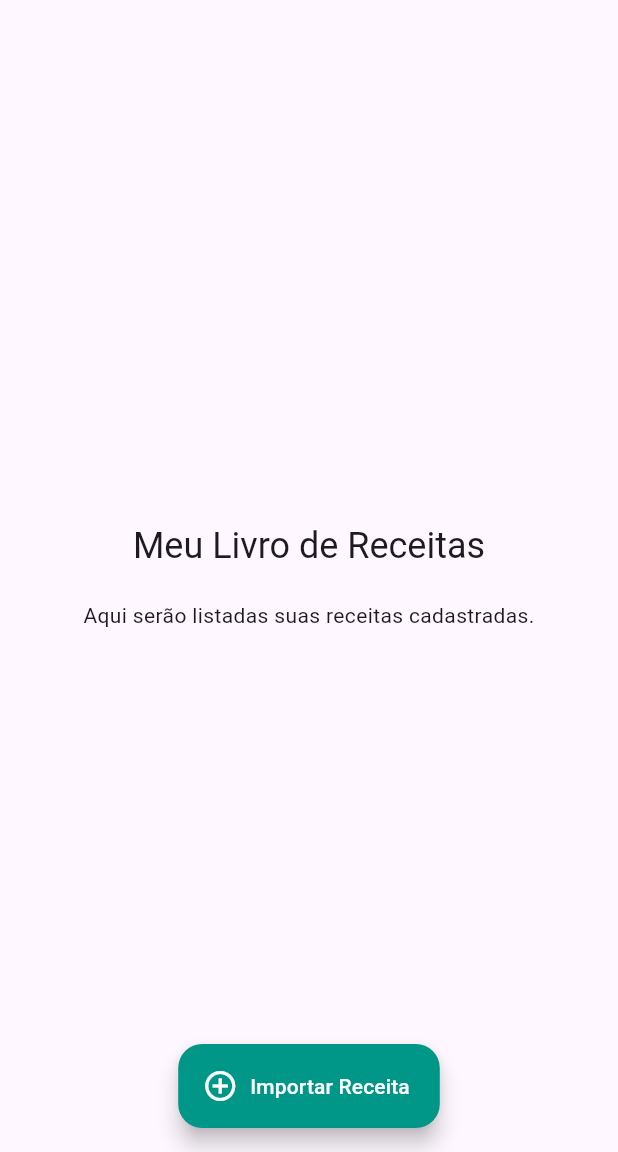
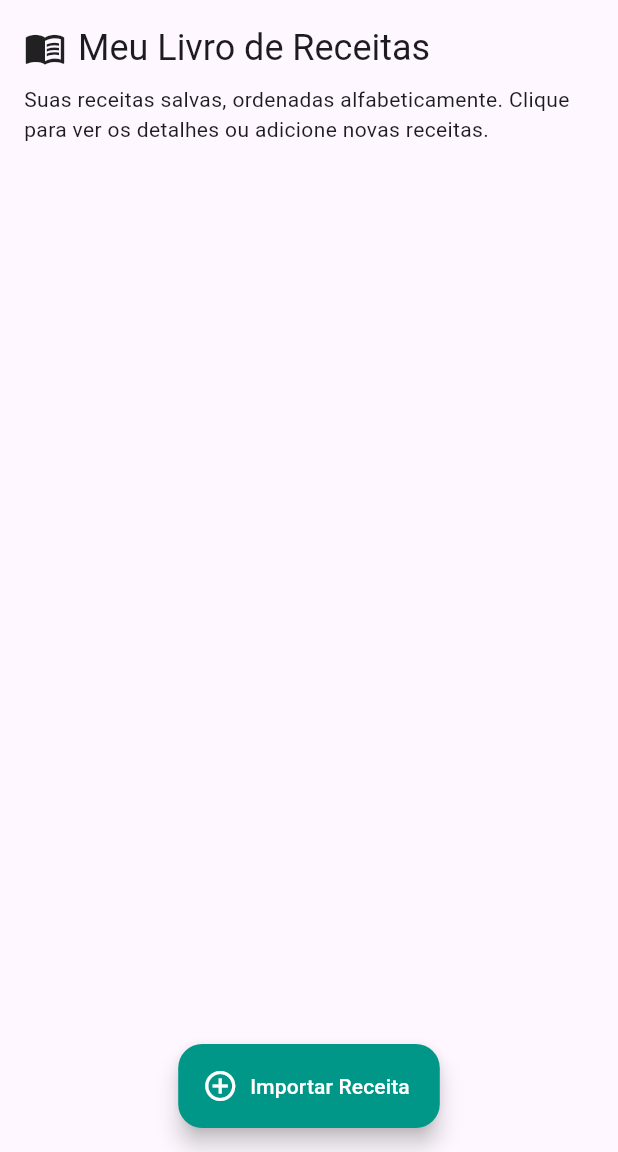
Before and after one commit to luisfelipealves/recipe_bot, a Flutter app: the screen it shows after launch, on a phone screen of 412 x 824 dp, the part 84-1236 px from its top. Run offline on Flutter 3.47's test engine with Material 3 defaults, Android fonts, the phone set to English and light mode, and no system bars; our stand-ins replace firebase_auth, firebase_core, google_sign_in; accounts and stored records are empty.

Commit message:
Refactor: Improve UI of HomeScreen
This commit refactors the `HomeScreen` to enhance its user interface:

- **Layout:**
    - Added padding to the main body of the screen.
    - Aligned content to the start (left) of the column.
- **Header:**
    - Added an icon (menu_book) next to the "Meu Livro de Receitas" title.
    - Included a descriptive subtitle below the main title.
- **Code Cleanup:**
    - Removed unused comments related to Firebase user data display, as this is no longer handled directly on this screen.
    - Stored `Navigator.of(context)` and `ScaffoldMessenger.of(context)` in local variables within `_signOut` for cleaner access.
- **Placeholder:**
    - Added a TODO comment for future implementation of the recipe list.
    - Included a commented-out example placeholder text to be shown if the recipe list is empty.

```diff
--- a/lib/screens/home_screen.dart
+++ b/lib/screens/home_screen.dart
@@ -1,11 +1,7 @@
 // lib/screens/home_screen.dart
 import 'package:flutter/material.dart';
-
-// Se você não usa mais FirebaseAuth diretamente nesta tela APÓS remover os dados do usuário,
-// pode até remover o import abaixo, mas AuthService ainda pode depender dele.
 // import 'package:firebase_auth/firebase_auth.dart';
 
-// Ajuste os caminhos de importação conforme a estrutura do seu projeto
 import '../services/auth_service.dart';
 import 'login_screen.dart';
 import 'import_recipe_screen.dart';
@@ -14,15 +10,17 @@ class HomeScreen extends StatelessWidget {
   const HomeScreen({super.key});
 
   Future<void> _signOut(BuildContext context) async {
+    final navigator = Navigator.of(context);
+    final scaffoldMessenger = ScaffoldMessenger.of(context);
+
     try {
       await AuthService().signOut();
-      Navigator.of(context).pushAndRemoveUntil(
+      navigator.pushAndRemoveUntil(
         MaterialPageRoute(builder: (context) => const LoginScreen()),
             (Route<dynamic> route) => false,
       );
     } catch (e) {
-      print("Erro ao fazer logout: $e");
-      ScaffoldMessenger.of(context).showSnackBar(
+      scaffoldMessenger.showSnackBar(
         SnackBar(content: Text('Erro ao fazer logout: ${e.toString()}')),
       );
     }
@@ -36,9 +34,6 @@ class HomeScreen extends StatelessWidget {
 
   @override
   Widget build(BuildContext context) {
-    // Não precisamos mais de `final User? user = FirebaseAuth.instance.currentUser;`
-    // se não estamos exibindo os dados do usuário diretamente aqui.
-
     return Scaffold(
       appBar: AppBar(
         title: const Text('Recipe Bot'),
@@ -53,23 +48,48 @@ class HomeScreen extends StatelessWidget {
           ),
         ],
       ),
-      body: Center(
+      body: Padding( // Adiciona padding geral ao body
+        padding: const EdgeInsets.all(16.0),
         child: Column(
-          mainAxisAlignment: MainAxisAlignment.center,
+          crossAxisAlignment: CrossAxisAlignment.start, // Alinha o conteúdo da Column à esquerda
           children: <Widget>[
+            // Título com Ícone
+            Row(
+              children: [
+                const Icon(
+                  Icons.menu_book, // Ícone de livro aberto
+                  size: 28.0, // Tamanho do ícone
+                  // A cor do ícone será herdada do tema, ou pode ser definida explicitamente
+                  // color: Theme.of(context).colorScheme.primary,
+                ),
+                const SizedBox(width: 8.0), // Espaçamento entre ícone e texto
+                Text(
+                  'Meu Livro de Receitas',
+                  style: Theme.of(context).textTheme.headlineSmall,
+                ),
+              ],
+            ),
+            const SizedBox(height: 8.0), // Espaçamento entre o título e o subtítulo
+
+            // Subtítulo
             Text(
-              'Meu Livro de Receitas',
-              style: Theme
-                  .of(context)
-                  .textTheme
-                  .headlineSmall,
+              'Suas receitas salvas, ordenadas alfabeticamente. Clique para ver os detalhes ou adicione novas receitas.',
+              style: Theme.of(context).textTheme.bodyMedium,
+              // textAlign: TextAlign.start, // O Column com crossAxisAlignment.start já cuida disso
             ),
-            // Seções de displayName e email do usuário foram removidas daqui.
-            const SizedBox(height: 20),
-            const Text(
-              'Aqui serão listadas suas receitas cadastradas.',
-              textAlign: TextAlign.center,
-            ),
+            const SizedBox(height: 20.0), // Espaçamento antes da próxima seção (lista de receitas)
+
+            // TODO: Aqui virá a lista de receitas
+            // Exemplo de placeholder se a lista estiver vazia:
+            // Expanded(
+            //   child: Center(
+            //     child: Text(
+            //       'Nenhuma receita cadastrada ainda.\nToque no botão "+" para adicionar sua primeira receita!',
+            //       textAlign: TextAlign.center,
+            //       style: Theme.of(context).textTheme.bodyLarge,
+            //     ),
+            //   ),
+            // ),
           ],
         ),
       ),
```
